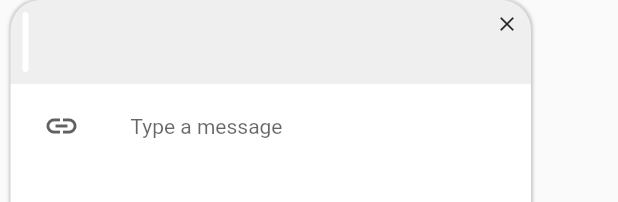
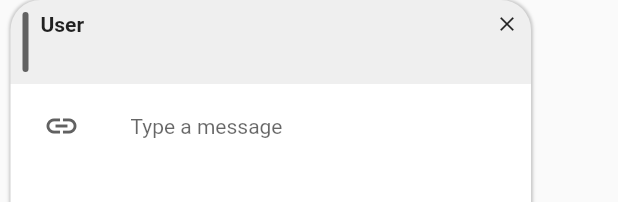
Before and after one commit to prossion/Flutter-Chat-App, a Flutter app: the SendMessageTextWidget widget shown alone on an empty page, opened directly with empty values, after a tap on the "send" icon, on a phone screen of 412 x 824 dp. Shown: the top 202 px of the screen. Run offline on Flutter 3.47's test engine with Material 2 defaults, Android fonts, the phone set to English and light mode, and no system bars; our stand-ins replace bubble, cached_network_image, cloud_firestore, delayed_display, email_validator, equatable and 10 more; accounts and stored records are empty; network calls fail.

Commit message:
fixed ui

```diff
--- a/lib/config/app_theme.dart
+++ b/lib/config/app_theme.dart
@@ -15,8 +15,6 @@ class AppThemes {
     primaryColor: Colors.blueAccent,
     cardColor: Colors.white,
     bottomAppBarColor: Colors.grey.shade700,
-    // colorScheme:
-    //     ColorScheme.fromSwatch().copyWith(secondary: Colors.blueAccent),
     appBarTheme: const AppBarTheme(
       backgroundColor: Colors.blueAccent,
       titleTextStyle: TextStyle(color: Colors.white, fontSize: 23),
@@ -29,7 +27,7 @@ class AppThemes {
     cardColor: Colors.grey,
     backgroundColor: Colors.white,
     bottomAppBarColor: Colors.white,
-    // colorScheme: ColorScheme.fromSwatch().copyWith(secondary: Colors.grey),
+    // dividerColor: Colors.white,
     appBarTheme: const AppBarTheme(
       backgroundColor: Colors.blueGrey,
       titleTextStyle: TextStyle(color: Colors.white, fontSize: 23),
--- a/lib/futures/presentation/pages/my_chat_page.dart
+++ b/lib/futures/presentation/pages/my_chat_page.dart
@@ -155,6 +155,9 @@ class _MyChatPageState extends State<MyChatPage> {
                   senderId: widget.arguments.uid,
                   receiverId: widget.arguments.peerId,
                   receiverName: widget.arguments.peerNickname,
+                  replyName: widget.arguments.peerId == widget.arguments.uid
+                      ? "Me"
+                      : widget.arguments.peerNickname,
                 )
               ],
             );
--- a/lib/futures/presentation/pages/single_chat_page.dart
+++ b/lib/futures/presentation/pages/single_chat_page.dart
@@ -151,6 +151,7 @@ class _SingleChatPageState extends State<SingleChatPage> {
                   senderId: widget.singleChatEntity.uid,
                   receiverId: '',
                   receiverName: '',
+                  replyName: widget.singleChatEntity.username,
                 )
               ],
             );
--- a/lib/futures/presentation/widgets/reply_message_widget.dart
+++ b/lib/futures/presentation/widgets/reply_message_widget.dart
@@ -25,7 +25,7 @@ class ReplyMessageWidget extends StatelessWidget {
             Container(
               width: 4,
               decoration: BoxDecoration(
-                color: Colors.white,
+                color: Theme.of(context).bottomAppBarColor,
                 borderRadius: BorderRadius.circular(10),
               ),
             ),
@@ -36,11 +36,10 @@ class ReplyMessageWidget extends StatelessWidget {
                 children: [
                   Row(
                     children: [
-                      Expanded(
+                      const Expanded(
                         child: Text(
-                          name,
-                          // textAlign: textAlign,
-                          style: const TextStyle(
+                          'User',
+                          style: TextStyle(
                             fontWeight: FontWeight.bold,
                             // color: Colors.white,
                           ),
@@ -55,7 +54,9 @@ class ReplyMessageWidget extends StatelessWidget {
                   ),
                   const SizedBox(height: 8),
                   Text(
-                    replyMessage,
+                    replyMessage.length > 20
+                        ? '${replyMessage.substring(0, 20)}...'
+                        : replyMessage,
                     textAlign: align,
                   ),
                 ],
--- a/lib/futures/presentation/widgets/send_text_message_widget.dart
+++ b/lib/futures/presentation/widgets/send_text_message_widget.dart
@@ -22,7 +22,8 @@ class SendMessageTextWidget extends StatefulWidget {
       required this.senderId,
       required this.channelId,
       required this.receiverName,
-      required this.receiverId})
+      required this.receiverId,
+      required this.replyName})
       : super(key: key);
   final Function getImage;
   final Function messageFunc;
@@ -35,7 +36,7 @@ class SendMessageTextWidget extends StatefulWidget {
   final String channelId;
   final String receiverName;
   final String receiverId;
-
+  final String replyName;
   @override
   State<SendMessageTextWidget> createState() => _SendMessageTextWidgetState();
 }
@@ -195,7 +196,7 @@ class _SendMessageTextWidgetState extends State<SendMessageTextWidget> {
         ),
         child: ReplyMessageWidget(
           replyMessage: widget.replyMessage!,
-          name: widget.name,
+          name: widget.replyName,
           onCancelReply: widget.onCancelReply,
           textAlign: TextAlign.start,
           align: TextAlign.center,
```
Also changed, not shown: lib/futures/presentation/widgets/text_message_layout.dart (+3 -4 lines).
